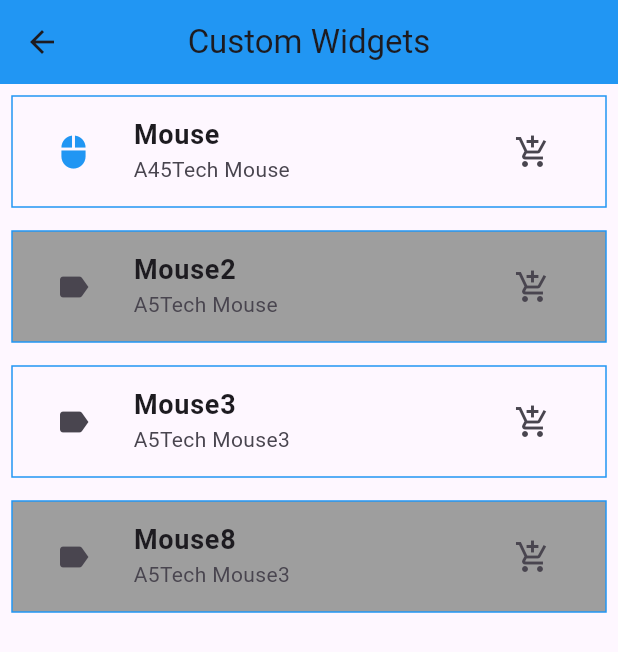
After one commit to AaronOtu/My-flutter-tutorial, a Flutter app: the CustomWidget screen opened directly, on a phone screen of 412 x 824 dp. The commit adds this screen. Shown: the top 652 px of the screen. Run offline on Flutter 3.47's test engine with Material 3 defaults, Android fonts, the phone set to English and light mode, and no system bars; our stand-ins replace font_awesome_flutter.

Commit message:
customed widgets

```diff
--- /dev/null
+++ b/lib/screens/custom_widget.dart
@@ -0,0 +1,30 @@
+import "package:first_app/widgets/listview.dart";
+import "package:flutter/material.dart";
+
+class CustomWidget extends StatelessWidget {
+  const CustomWidget({super.key});
+
+  @override
+  Widget build(BuildContext context) {
+    return Scaffold(
+      appBar: AppBar(
+        title: Text("Custom Widgets"),
+        centerTitle: true,
+        backgroundColor: Colors.blue,
+      ),
+      body: ListView(
+        children: [
+          ListTileWidget(
+              title: "Mouse",
+              subTitle: "A45Tech Mouse",
+              leadingIcon: Icons.mouse,
+              iconColor: Colors.blue),
+          ListTileWidget(title: "Mouse2", subTitle: "A5Tech Mouse", listTileColor: Colors.grey,),
+          ListTileWidget(title: "Mouse3", subTitle: "A5Tech Mouse3"),
+          ListTileWidget(title: "Mouse8", subTitle: "A5Tech Mouse3",listTileColor: Colors.grey)
+
+        ],
+      ),
+    );
+  }
+}
--- /dev/null
+++ b/lib/widgets/listview.dart
@@ -0,0 +1,44 @@
+import "package:flutter/material.dart";
+
+
+// ignore: must_be_immutable
+class ListTileWidget extends StatelessWidget {
+String title, subTitle;
+IconData leadingIcon, trailingIcon;
+Color? listTileColor, iconColor;
+
+ListTileWidget({super.key,
+
+  required this.title,
+  required this.subTitle,
+  this.leadingIcon = Icons.label,
+  this.trailingIcon = Icons.add_shopping_cart,
+  this.listTileColor,
+  this.iconColor,
+});
+
+  @override
+  Widget build(BuildContext context) {
+    return Padding(
+      padding: const EdgeInsets.all(8.0),
+      child: ListTile(
+          tileColor: listTileColor,
+          shape: ContinuousRectangleBorder(
+              side: BorderSide(width: 1.0, color: Colors.blue)),
+          leading: IconButton(
+          icon:Icon(leadingIcon),
+          onPressed:(){},
+          color:iconColor,
+          ),
+          title: Text(
+            title,
+            style: TextStyle(fontSize: 18, fontWeight: FontWeight.bold),
+          ),
+          subtitle: Text(subTitle),
+          trailing: IconButton(
+            icon: Icon(trailingIcon),
+            onPressed:(){},),
+            ),
+    );
+  }
+}
```
Also changed, not shown: lib/main.dart (+38 -5 lines), lib/screens/test.dart (added, +10 -0 lines).
